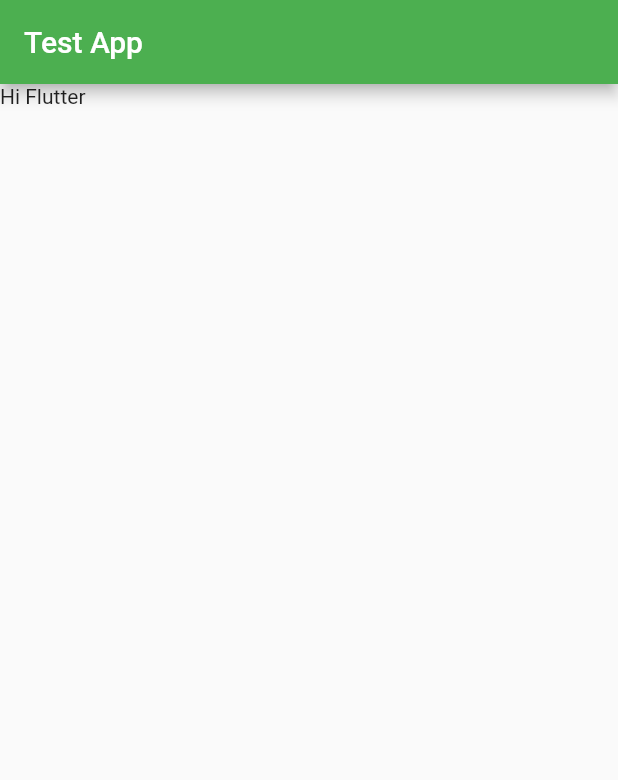
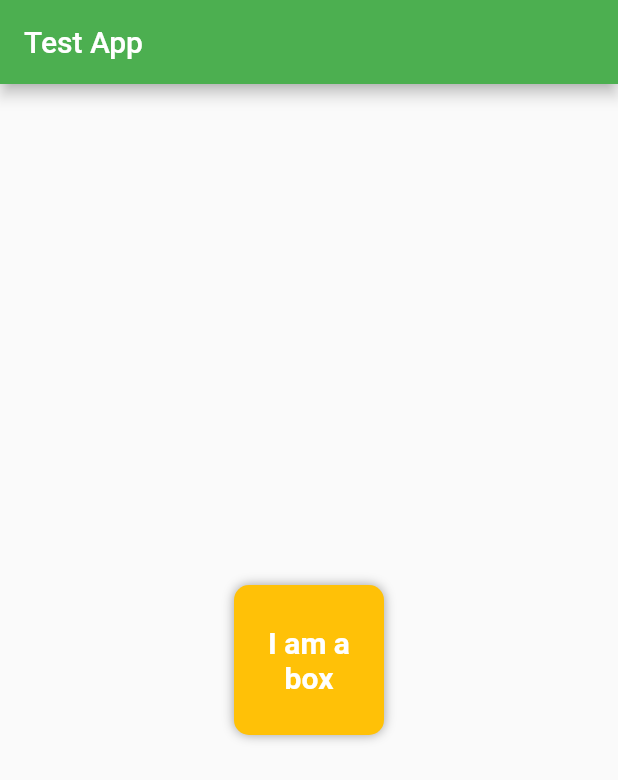
Before and after one commit to Madcamp4-Week2/Retent-Frontend, a Flutter app: the screen it shows after launch, on a phone screen of 412 x 824 dp. Shown: the top 780 px of the screen. Run offline on Flutter 3.47's test engine with Material 2 defaults, Android fonts, the phone set to English and light mode, and no system bars.

Commit message:
Commit - ch2 Container, text widget

```diff
--- a/lib/main.dart
+++ b/lib/main.dart
@@ -19,8 +19,32 @@ class HomePage extends StatelessWidget {
       appBar: AppBar(
         title: Text("Test App"),
         ),
-      body: Container(
-        child: Text("Hi Flutter"),
+      body: Center(
+        child: Container(
+          padding: const EdgeInsets.all(8),
+          width: 100,
+          height: 100,
+          clipBehavior: Clip.antiAlias,  //what happens if child clips with parent
+          alignment: Alignment.center, //location of child
+          decoration: BoxDecoration(
+            color: Colors.amber,
+            borderRadius: BorderRadius.circular(10),
+            boxShadow: [
+              BoxShadow(
+                color: Colors.grey,
+                blurRadius: 6,
+              ),
+            ]),
+          child: Text(
+            "I am a box",
+            textAlign: TextAlign.center,
+            style: TextStyle(
+              fontSize: 20,
+              color: Colors.white,
+              fontWeight: FontWeight.bold,
+            ),
+          ),
+        ),
       ),
     );
   }
```
